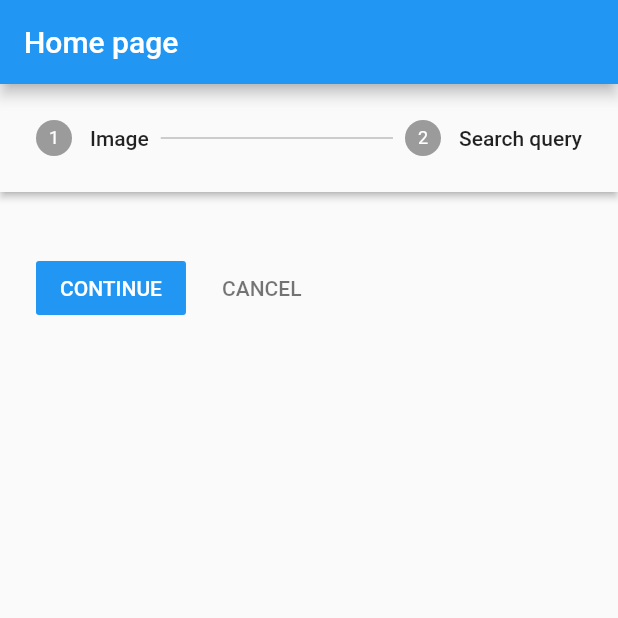
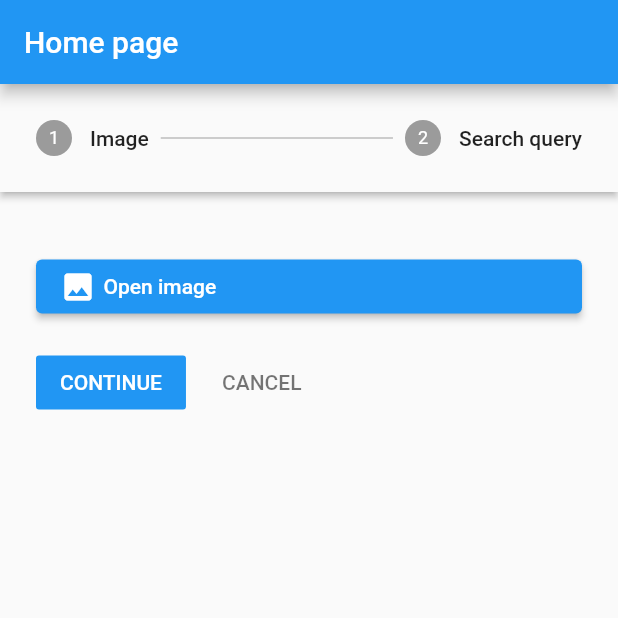
Before and after one commit to Husain-Jinia/Flutter-book-search-digitization, a Flutter app: the screen it shows after launch, on a phone screen of 412 x 824 dp, the top half of it. Run offline on Flutter 3.47's test engine with Material 2 defaults, Android fonts, the phone set to English and light mode, and no system bars; our stand-ins replace image_picker.

Commit message:
Added taking image with camera feature

```diff
--- a/lib/screens/home.dart
+++ b/lib/screens/home.dart
@@ -1,3 +1,4 @@
+import 'package:book_search_digitization/widgets/image_field.dart';
 import 'package:book_search_digitization/widgets/search_text_form.dart';
 import 'package:flutter/material.dart';
 
@@ -42,10 +43,9 @@ class _HomePageState extends State<HomePage> {
           });
         },
         steps: <Step>[
-          Step(
-            title: const Text('Image'),
-            content: Container(
-            ),
+          const Step(
+            title: Text('Image'),
+            content: ImageField(),
           ),
           Step(
             title: const Text('Search query'),
--- /dev/null
+++ b/lib/widgets/image_field.dart
@@ -0,0 +1,54 @@
+import 'dart:developer';
+import 'dart:io';
+
+import 'package:flutter/material.dart';
+import 'package:flutter/services.dart';
+import 'package:image_picker/image_picker.dart';
+
+
+
+class ImageField extends StatefulWidget {
+  const ImageField({Key? key}) : super(key: key);
+
+  @override
+  State<ImageField> createState() => _ImageFieldState();
+}
+
+class _ImageFieldState extends State<ImageField> {
+
+  File? image;
+
+  Future pickImage() async {
+    try {
+      final image = await ImagePicker().pickImage(source: ImageSource.camera);
+      if (image == null ) {
+        return;
+      }
+      final imageTemporary = File(image.path);
+      setState(() {
+        this.image = imageTemporary;
+      });
+    } on PlatformException catch (e) {
+      log("Failed to pick image: $e");
+    }
+
+  }
+
+  @override
+  Widget build(BuildContext context) {
+    return SingleChildScrollView(
+      child: Column(
+        children: [
+          const SizedBox(height: 15,),
+          ElevatedButton(
+            onPressed: () => pickImage(),
+            child: Row(children: const [
+              Icon(Icons.image),
+              SizedBox(width: 5,),
+              Text("Open image"),
+            ],))
+        ],
+      )
+    );
+  }
+}
--- a/pubspec.yaml
+++ b/pubspec.yaml
@@ -46,6 +46,7 @@ dev_dependencies:
   # rules and activating additional ones.
   flutter_lints: ^2.0.0
   image_picker: ^0.8.6
+  shared_preferences: ^2.0.15
 
 # For information on the generic Dart part of this file, see the
 # following page: https://dart.dev/tools/pub/pubspec
```
Also changed, not shown: lib/sharedPreferences.dart (added), pubspec.lock.
